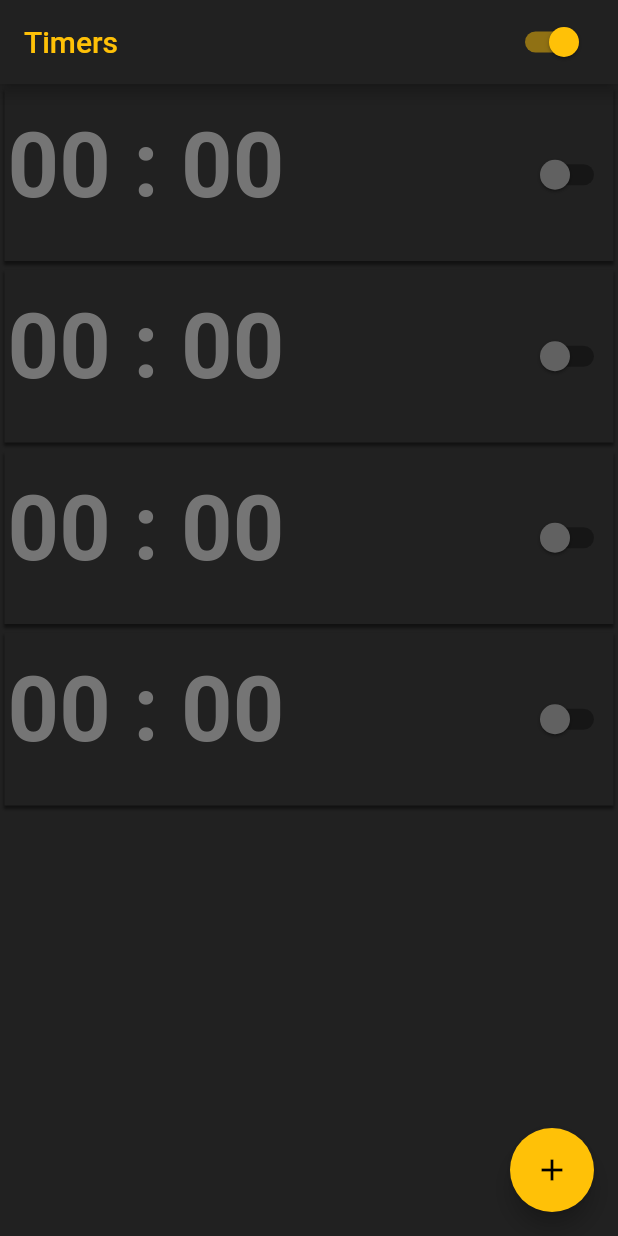
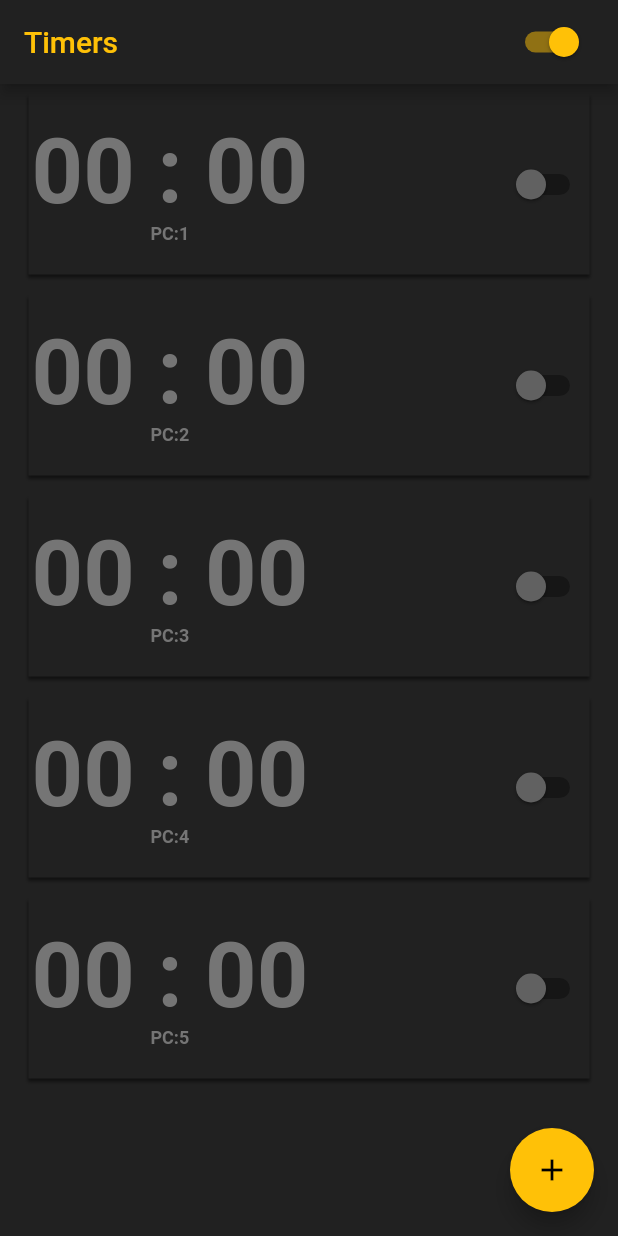
Before and after one commit to pife00/flutte-timer-app, a Flutter app: the screen it shows after launch, on a phone screen of 412 x 824 dp. Run offline on Flutter 3.47's test engine with Material 2 defaults, Android fonts, the phone set to English and light mode, and no system bars; our stand-ins replace audioplayers, flutter_local_notifications, numberpicker, shared_preferences; missing offline and left inert: flutter_background_service, flutter_background_service_android, flutter_vibrate.

Commit message:
big en listview

```diff
--- a/lib/main.dart
+++ b/lib/main.dart
@@ -3,8 +3,9 @@ import './models/CountData.dart';
 import 'package:bg_service/widgets/timer/timer.dart';
 import 'package:flutter/material.dart';
 
+import 'dart:math' as math;
 import 'dart:async';
-import 'dart:developer';
+import 'dart:developer' as developer;
 
 import 'package:flutter_background_service/flutter_background_service.dart';
 
@@ -14,6 +15,7 @@ import 'package:shared_preferences/shared_preferences.dart';
 
 import 'package:audioplayers/audioplayers.dart';
 import 'package:flutter_vibrate/flutter_vibrate.dart';
+import 'dart:math';
 
 void main() async {
   WidgetsFlutterBinding.ensureInitialized();
@@ -38,8 +40,16 @@ final Iterable<Duration> pauses = [
 final bool _canVibrate = true;
 final player = AudioPlayer();
 
+final sounds = [
+  'sounds/Cozy.mp3',
+  'sounds/Hearthome.mp3',
+  'sounds/National.mp3',
+];
+
 Future playAudio() async {
-  await player.play(AssetSource('sounds/Ereve.mp3'));
+  var intValue = Random().nextInt(2);
+  String ringTone = sounds[intValue];
+  await player.play(AssetSource(ringTone));
 }
 
 Future stopAudio() async {
@@ -132,7 +142,6 @@ Future<void> onStart(ServiceInstance service) async {
 
   service.on('stopMusic').listen((event) async {
     await stopAudio();
-    log('OK ');
   });
 
   service.on('getTimer').listen((event) {
@@ -159,7 +168,7 @@ Future<void> onStart(ServiceInstance service) async {
   });
 
   // bring to foreground
-  Timer.periodic(const Duration(milliseconds: 1000), (timer) async {
+  Timer.periodic(const Duration(milliseconds: 500), (timer) async {
     String message = "";
 
     for (var element in unique) {
@@ -244,8 +253,12 @@ class _HomePageState extends State<HomePage> with WidgetsBindingObserver {
       tick: service,
       timerName: 4,
     ),
+    TimerLess(
+      tick: service,
+      timerName: 5,
+    ),
   ];
-
+  Color colorBg = Color.fromRGBO(33, 33, 33, 1);
   @override
   void didChangeAppLifecycleState(AppLifecycleState state) async {
     // TODO: implement didChangeAppLifecycleState
@@ -254,9 +267,7 @@ class _HomePageState extends State<HomePage> with WidgetsBindingObserver {
     final isbackground = state == AppLifecycleState.paused;
     final isClose = state == AppLifecycleState.detached;
 
-    if (isbackground) {
-      log('esta en background');
-    }
+    if (isbackground) {}
 
     if (isClose) {}
   }
@@ -277,11 +288,11 @@ class _HomePageState extends State<HomePage> with WidgetsBindingObserver {
     var isRunning = await service.isRunning();
     if (isRunning) {
       service.invoke("stopService");
-      log('service stop');
+
       isServiceActive = false;
     } else {
       service.startService();
-      log('service on');
+
       isServiceActive = true;
     }
     setState(() {});
@@ -324,11 +335,29 @@ class _HomePageState extends State<HomePage> with WidgetsBindingObserver {
       ),
       body: Column(children: <Widget>[
         Expanded(
-            child: ListView.builder(
-                itemCount: myTimers.length,
-                itemBuilder: (context, index) {
-                  return myTimers[index];
-                })),
+            child: ReorderableListView(
+          onReorder: ((oldIndex, newIndex) {
+            setState(() {
+              if (oldIndex < newIndex) {
+                newIndex -= 1;
+              }
+
+              final myTimer = myTimers.removeAt(oldIndex);
+              myTimers.insert(newIndex, myTimer);
+            });
+          }),
+          children: <Widget>[
+            for (int index = 0; index < myTimers.length; index += 1)
+              Container(
+                color: colorBg,
+                key: Key('$index'),
+                child: ListTile(
+                  title: myTimers[index],
+                  onTap: (() {}),
+                ),
+              )
+          ],
+        )),
       ]),
       floatingActionButton: FloatingActionButton(
         onPressed: null,
--- a/lib/widgets/timer/timer.dart
+++ b/lib/widgets/timer/timer.dart
@@ -116,8 +116,9 @@ class _TimerState extends State<TimerLess> with TickerProviderStateMixin {
       });
 
     name = 'PC:${widget.timerName}';
-
+    log('$name: ${widget.key}');
     widget.tick.on('update').listen((event) async {
+      log(name);
       CountData myTimer = getJsonTimer(event!);
       int counterEvent = myTimer.count;
       String nameEvent = myTimer.name;
@@ -164,7 +165,7 @@ class _TimerState extends State<TimerLess> with TickerProviderStateMixin {
         Padding(
           padding: const EdgeInsets.all(3),
           child: Container(
-            height: 115,
+            height: 120,
             decoration: BoxDecoration(
                 color: timerActive
                     ? Color.fromARGB(255, 37, 37, 35)
@@ -190,6 +191,7 @@ class _TimerState extends State<TimerLess> with TickerProviderStateMixin {
                     child: Column(children: <Widget>[
                       dateStart(dateStartTimer),
                       showTimer(),
+                      pcName(name),
                     ]),
                   ),
                 ),
@@ -309,6 +311,14 @@ class _TimerState extends State<TimerLess> with TickerProviderStateMixin {
             fontSize: 12));
   }
 
+  Widget pcName(String name) {
+    return Text(name,
+        style: TextStyle(
+            color: timerActive == true ? Colors.amber : Colors.grey[600],
+            fontWeight: FontWeight.w700,
+            fontSize: 12));
+  }
+
   Widget showTimer() {
     return Text(timerPretty(counter),
         style: TextStyle(
--- a/pubspec.yaml
+++ b/pubspec.yaml
@@ -68,7 +68,9 @@ flutter:
   # To add assets to your application, add an assets section, like this:
   assets:
 
-      - assets/sounds/Ereve.mp3
+      - assets/sounds/Cozy.mp3
+      - assets/sounds/Hearthome.mp3
+      - assets/sounds/National.mp3
 
     #  - images/
 
```
Also changed, not shown: 4 other files.
